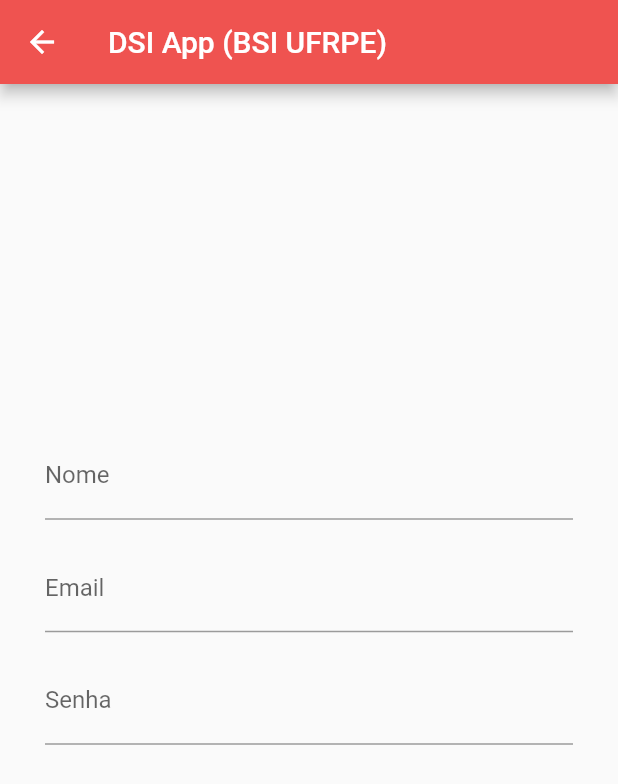
After one commit to projetoIII/IAAD_CRUD, a Flutter app: the AtualizarCadastro screen opened by its route, on a phone screen of 412 x 824 dp. The commit adds this screen. Shown: the top 784 px of the screen. Run offline on Flutter 3.47's test engine with Material 2 defaults, Android fonts, the phone set to English and light mode, and no system bars; our stand-ins replace cloud_firestore, firebase_core; accounts and stored records are empty.

Commit message:
Listagem + Layout da Tela de Atualização de Cadastro

```diff
--- /dev/null
+++ b/lib/AtualizarCadastro.dart
@@ -0,0 +1,103 @@
+import 'package:flutter/material.dart';
+
+class AtualizarCadastro extends StatefulWidget {
+  static const routeName = '/wordpair/update';
+
+  ///Construtor da classe
+  AtualizarCadastro();
+
+  ///Cria o estado da página de atualização de palavras.
+  @override
+  _AtualizarCadastroState createState() => _AtualizarCadastroState();
+}
+
+///Esta classe é o estado da classe que atualiza os pares de palavras.
+class _AtualizarCadastroState extends State<AtualizarCadastro> {
+  final _formKey = GlobalKey<FormState>();
+
+  ////DSIWordPairController _controller = DSIWordPairController();
+  //DSIWordPair _wordPair;
+  String _newFirst;
+  String _newSecond;
+
+  ///Método responsável por criar a tela de atualização do par de palavras.
+  @override
+  Widget build(BuildContext context) {
+    //_wordPair = ModalRoute.of(context).settings.arguments;
+    //if (_wordPair == null) {
+    //_wordPair = DSIWordPair();
+    //}
+    return Scaffold(
+      appBar: AppBar(
+        title: Text('DSI App (BSI UFRPE)'),
+      ),
+      body: Center(
+        child: Padding(
+          padding: EdgeInsets.fromLTRB(30, 0, 30, 80),
+          child: _buildForm(context),
+        ),
+      ),
+    );
+  }
+
+  ///Método utilizado para criar o corpo da tela de atualização do par de palavras.
+  _buildForm(BuildContext context) {
+    return Form(
+      key: _formKey,
+      child: Wrap(
+        alignment: WrapAlignment.center,
+        runSpacing: 16.0,
+        children: <Widget>[
+          TextFormField(
+            keyboardType: TextInputType.text,
+            decoration: const InputDecoration(
+              labelText: 'Nome',
+            ),
+            validator: (String value) {
+              return value.isEmpty ? 'Palavra inválida.' : null;
+            },
+            onSaved: (newValue) => _newFirst = newValue,
+            //initialValue: _wordPair.first,
+          ),
+          TextFormField(
+            keyboardType: TextInputType.text,
+            decoration: const InputDecoration(
+              labelText: 'Email',
+            ),
+            validator: (String value) {
+              return value.isEmpty ? 'Palavra inválida.' : null;
+            },
+            onSaved: (newValue) => _newSecond = newValue,
+            //initialValue: _wordPair.second,
+          ),
+          TextFormField(
+              keyboardType: TextInputType.text,
+              decoration: const InputDecoration(
+                labelText: 'Senha',
+              ),
+              validator: (String value) {
+                return value.isEmpty ? 'Palavra inválida.' : null;
+              },
+              onSaved: (newValue) => _newSecond = newValue,
+              obscureText: true
+              //initialValue: _wordPair.second,
+              ),
+          SizedBox(
+            width: double.infinity,
+          ),
+          //ElevatedButton(
+          //child: Text('Salvar'),
+          //style: ButtonStyle(
+          //shape: MaterialStateProperty.all<RoundedRectangleBorder>(
+          //RoundedRectangleBorder(
+          //borderRadius: BorderRadius.circular(18.0),
+          //),
+          //),
+          //),
+          //onPressed: print('Hi'),
+          //),
+        ],
+      ),
+    );
+  }
+}
--- a/lib/Rotas.dart
+++ b/lib/Rotas.dart
@@ -1,41 +1,31 @@
 import 'package:app_crud/Cadastro.dart';
 import 'package:app_crud/Inicio.dart';
-import 'package:app_crud/ListaUsuarios.dart';
 import 'package:app_crud/Login.dart';
 import 'package:flutter/material.dart';
 
+import 'AtualizarCadastro.dart';
+
 class Rotas {
-
   static const String ROTA_INICIO = "/inicio";
   static const String ROTA_LOGIN = "/login";
   static const String ROTA_CADASTRO = "/cadastro";
   static const String ROTA_USUARIOS = "/usuarios";
+  static const String ROTA_ATUALIZAR = "/atualizarusuario";
 
   static Route<dynamic> generateRoute(RouteSettings settings) {
-
-    switch(settings.name){
+    switch (settings.name) {
       case ROTA_INICIO:
-        return MaterialPageRoute(
-            builder: (_) => Inicio()
-        );
+        return MaterialPageRoute(builder: (_) => Inicio());
       case ROTA_LOGIN:
-        return MaterialPageRoute(
-            builder: (_) => Login()
-        );
+        return MaterialPageRoute(builder: (_) => Login());
       case ROTA_CADASTRO:
-        return MaterialPageRoute(
-            builder: (_) => Cadastro()
-        );
-      case ROTA_USUARIOS:
-        return MaterialPageRoute(
-            builder: (_) => ListaUsuarios()
-        );
+        return MaterialPageRoute(builder: (_) => Cadastro());
+      //case ROTA_USUARIOS:
+      //return MaterialPageRoute(builder: (_) => ListaUsuarios());
+      case ROTA_ATUALIZAR:
+        return MaterialPageRoute(builder: (_) => AtualizarCadastro());
       default:
-        return MaterialPageRoute(
-            builder: (_) => Inicio()
-        );
+        return MaterialPageRoute(builder: (_) => Inicio());
     }
-
   }
-
 }
```
Also changed, not shown: lib/ListaUsuarios.dart (deleted, +0 -90 lines), lib/Listagem.dart (added, +278 -0 lines), lib/main.dart (+88 -12 lines), 1 other file.
